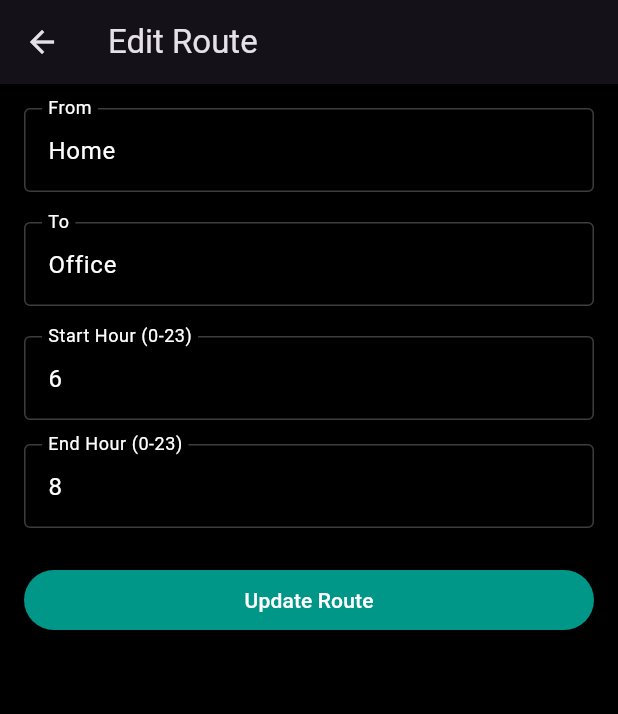
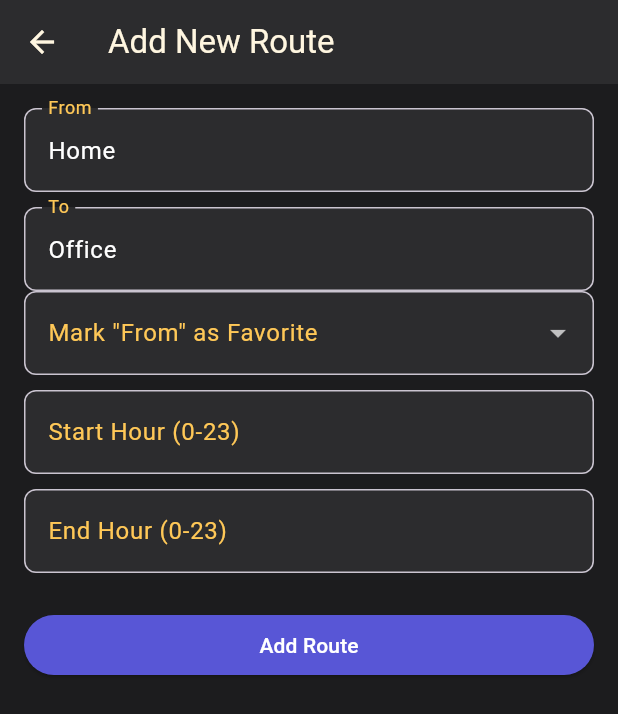
Before and after one commit to jamalb84/rainride, a Flutter app: the screen it shows after launch, after a tap on the "edit" icon, on a phone screen of 412 x 824 dp. Shown: the top 714 px of the screen. Run offline on Flutter 3.47's test engine with Material 3 defaults, Android fonts, the light colour scheme and no system bars; our stand-ins replace flutter_typeahead, shared_preferences; missing offline and left inert: flutter_keyboard_visibility_platform_interface; network calls fail.

Commit message:
changed colors and fix the dropdown location issues

```diff
--- a/lib/add_route_screen.dart
+++ b/lib/add_route_screen.dart
@@ -1,12 +1,13 @@
 import 'package:flutter/material.dart';
 import 'package:flutter_typeahead/flutter_typeahead.dart';
+import 'package:shared_preferences/shared_preferences.dart';
 import 'geocoding_service.dart';
 
 class AddRouteScreen extends StatefulWidget {
   final Map<String, dynamic>? existingRoute;
   final int? routeIndex;
 
-  AddRouteScreen({this.existingRoute, this.routeIndex});
+  const AddRouteScreen({Key? key, this.existingRoute, this.routeIndex}) : super(key: key);
 
   @override
   _AddRouteScreenState createState() => _AddRouteScreenState();
@@ -14,168 +15,222 @@ class AddRouteScreen extends StatefulWidget {
 
 class _AddRouteScreenState extends State<AddRouteScreen> {
   final _formKey = GlobalKey<FormState>();
+  final _fromController = TextEditingController();
+  final _toController = TextEditingController();
 
-  String from = '';
-  String to = '';
-  double? fromLat;
-  double? fromLon;
-  double? toLat;
-  double? toLon;
+  double? lat;
+  double? lon;
   int? startHour;
   int? endHour;
+  String? favoriteLabel;
+
+  Map<String, String> favoritePlaces = {};
 
   @override
   void initState() {
     super.initState();
+    _loadFavorites();
     if (widget.existingRoute != null) {
-      final route = widget.existingRoute!;
-      from = route['from'];
-      to = route['to'];
-      fromLat = route['lat'];
-      fromLon = route['lon'];
-      toLat = route['toLat'];
-      toLon = route['toLon'];
-      startHour = route['startHour'];
-      endHour = route['endHour'];
+      _fromController.text = widget.existingRoute!['from'];
+      _toController.text = widget.existingRoute!['to'];
+      lat = widget.existingRoute!['lat'];
+      lon = widget.existingRoute!['lon'];
+      startHour = widget.existingRoute!['startHour'];
+      endHour = widget.existingRoute!['endHour'];
     }
+  }
+
+  Future<void> _loadFavorites() async {
+    final prefs = await SharedPreferences.getInstance();
+    setState(() {
+      favoritePlaces = {
+        'Home': prefs.getString('fav_home') ?? '',
+        'Office': prefs.getString('fav_office') ?? '',
+        'Gym': prefs.getString('fav_gym') ?? '',
+      }..removeWhere((key, value) => value.isEmpty);
+    });
+  }
+
+  Future<void> _saveFavorite(String label, String location) async {
+    final prefs = await SharedPreferences.getInstance();
+    await prefs.setString('fav_${label.toLowerCase()}', location);
+    _loadFavorites();
   }
 
   @override
   Widget build(BuildContext context) {
-    final inputStyle = InputDecorationTheme(
-      labelStyle: TextStyle(color: Colors.white),
-      enabledBorder: OutlineInputBorder(
-        borderSide: BorderSide(color: Colors.white24),
-      ),
-      focusedBorder: OutlineInputBorder(
-        borderSide: BorderSide(color: Colors.tealAccent),
-      ),
-    );
+    final inputStyle = TextStyle(color: Colors.white);
+    final labelStyle = TextStyle(color: Color(0xFFFFC857)); // racing yellow-orange
 
     return Scaffold(
-      appBar: AppBar(title: Text(widget.existingRoute == null ? 'Add New Route' : 'Edit Route')),
+      backgroundColor: Color(0xFF1C1C1E),
+      appBar: AppBar(
+        backgroundColor: Color(0xFF2C2C2E),
+        title: Text('Add New Route', style: TextStyle(color: Color(0xFFFFF6E0))),
+        iconTheme: IconThemeData(color: Color(0xFFFFF6E0)),
+      ),
       body: Padding(
         padding: const EdgeInsets.all(16.0),
-        child: Theme(
-          data: Theme.of(context).copyWith(inputDecorationTheme: inputStyle),
         child: Form(
           key: _formKey,
           child: ListView(
             children: [
-                TypeAheadFormField<Map<String, dynamic>>(
+              if (favoritePlaces.isNotEmpty) ...[
+                Text('Quick Select Favorite:', style: labelStyle),
+                Wrap(
+                  spacing: 10,
+                  children: favoritePlaces.entries.map((entry) => ActionChip(
+                    label: Text(entry.key),
+                    backgroundColor: Color(0xFF5856D6),
+                    labelStyle: TextStyle(color: Colors.white),
+                    onPressed: () {
+                      setState(() {
+                        _fromController.text = entry.value;
+                      });
+                    },
+                  )).toList(),
+                ),
+                SizedBox(height: 20),
+              ],
+              TypeAheadFormField(
                 textFieldConfiguration: TextFieldConfiguration(
-                    decoration: InputDecoration(labelText: 'From'),
-                    controller: TextEditingController(text: from),
-                    style: TextStyle(color: Colors.white),
+                  controller: _fromController,
+                  style: inputStyle,
+                  decoration: InputDecoration(
+                    labelText: 'From',
+                    labelStyle: labelStyle,
+                    filled: true,
+                    fillColor: Color(0xFF2C2C2E),
+                    border: OutlineInputBorder(borderRadius: BorderRadius.circular(8)),
+                  ),
                 ),
                 suggestionsCallback: (pattern) async {
-                    final geo = GeocodingService();
-                    return await geo.getSuggestions(pattern);
+                  return await GeocodingService().suggestLocations(pattern);
                 },
                 itemBuilder: (context, suggestion) {
                   return ListTile(
-                      title: Text(suggestion['name']),
+                    tileColor: Colors.white,
+                    title: Text(suggestion.toString(), style: TextStyle(color: Colors.black)),
                   );
                 },
-                  onSuggestionSelected: (suggestion) {
-                    setState(() {
-                      from = suggestion['name'];
-                      fromLat = suggestion['lat'];
-                      fromLon = suggestion['lon'];
-                    });
+                onSuggestionSelected: (suggestion) async {
+                  _fromController.text = suggestion.toString();
+                  final coords = await GeocodingService().getCoordinatesFromPlace(suggestion.toString());
+                  if (coords != null) {
+                    lat = coords['lat'];
+                    lon = coords['lon'];
+                  }
                 },
-                  validator: (value) =>
-                  value == null || value.isEmpty ? 'Required' : null,
+                validator: (value) => value!.isEmpty ? 'Required' : null,
               ),
-                SizedBox(height: 20),
-                TypeAheadFormField<Map<String, dynamic>>(
+              SizedBox(height: 10),
+              TypeAheadFormField(
                 textFieldConfiguration: TextFieldConfiguration(
-                    decoration: InputDecoration(labelText: 'To'),
-                    controller: TextEditingController(text: to),
-                    style: TextStyle(color: Colors.white),
+                  controller: _toController,
+                  style: inputStyle,
+                  decoration: InputDecoration(
+                    labelText: 'To',
+                    labelStyle: labelStyle,
+                    filled: true,
+                    fillColor: Color(0xFF2C2C2E),
+                    border: OutlineInputBorder(borderRadius: BorderRadius.circular(8)),
+                  ),
                 ),
                 suggestionsCallback: (pattern) async {
-                    final geo = GeocodingService();
-                    return await geo.getSuggestions(pattern);
+                  return await GeocodingService().suggestLocations(pattern);
                 },
                 itemBuilder: (context, suggestion) {
                   return ListTile(
-                      title: Text(suggestion['name']),
+                    tileColor: Colors.white,
+                    title: Text(suggestion.toString(), style: TextStyle(color: Colors.black)),
                   );
                 },
-                  onSuggestionSelected: (suggestion) {
-                    setState(() {
-                      to = suggestion['name'];
-                      toLat = suggestion['lat'];
-                      toLon = suggestion['lon'];
-                    });
+                onSuggestionSelected: (suggestion) async {
+                  _toController.text = suggestion.toString();
+                  final coords = await GeocodingService().getCoordinatesFromPlace(suggestion.toString());
+                  if (coords != null) {
+                    lat = coords['lat'];
+                    lon = coords['lon'];
+                  }
                 },
-                  validator: (value) =>
-                  value == null || value.isEmpty ? 'Required' : null,
+                validator: (value) => value!.isEmpty ? 'Required' : null,
               ),
-                SizedBox(height: 20),
+              DropdownButtonFormField<String>(
+                decoration: InputDecoration(
+                  labelText: 'Mark "From" as Favorite',
+                  labelStyle: labelStyle,
+                  filled: true,
+                  fillColor: Color(0xFF2C2C2E),
+                  border: OutlineInputBorder(borderRadius: BorderRadius.circular(8)),
+                ),
+                dropdownColor: Color(0xFF2C2C2E),
+                style: inputStyle,
+                items: ['Home', 'Office', 'Gym'].map((label) => DropdownMenuItem(
+                  value: label,
+                  child: Text(label, style: TextStyle(color: Colors.white)),
+                )).toList(),
+                onChanged: (value) {
+                  if (value != null && _fromController.text.isNotEmpty) {
+                    _saveFavorite(value, _fromController.text);
+                  }
+                },
+              ),
+              SizedBox(height: 10),
               TextFormField(
-                  initialValue: startHour?.toString() ?? '',
-                  decoration: InputDecoration(labelText: 'Start Hour (0-23)'),
-                  style: TextStyle(color: Colors.white),
+                decoration: InputDecoration(
+                  labelText: 'Start Hour (0-23)',
+                  labelStyle: labelStyle,
+                  filled: true,
+                  fillColor: Color(0xFF2C2C2E),
+                  border: OutlineInputBorder(borderRadius: BorderRadius.circular(8)),
+                ),
+                style: inputStyle,
                 keyboardType: TextInputType.number,
                 onSaved: (value) => startHour = int.tryParse(value ?? ''),
                 validator: (value) {
                   final val = int.tryParse(value ?? '');
-                    return (val == null || val < 0 || val > 23)
-                        ? 'Enter hour (0-23)'
-                        : null;
+                  return (val == null || val < 0 || val > 23) ? 'Enter hour (0-23)' : null;
                 },
               ),
-                SizedBox(height: 16),
+              SizedBox(height: 10),
               TextFormField(
-                  initialValue: endHour?.toString() ?? '',
-                  decoration: InputDecoration(labelText: 'End Hour (0-23)'),
-                  style: TextStyle(color: Colors.white),
+                decoration: InputDecoration(
+                  labelText: 'End Hour (0-23)',
+                  labelStyle: labelStyle,
+                  filled: true,
+                  fillColor: Color(0xFF2C2C2E),
+                  border: OutlineInputBorder(borderRadius: BorderRadius.circular(8)),
+                ),
+                style: inputStyle,
                 keyboardType: TextInputType.number,
                 onSaved: (value) => endHour = int.tryParse(value ?? ''),
                 validator: (value) {
                   final val = int.tryParse(value ?? '');
-                    return (val == null || val < 0 || val > 23)
-                        ? 'Enter hour (0-23)'
-                        : null;
+                  return (val == null || val < 0 || val > 23) ? 'Enter hour (0-23)' : null;
                 },
               ),
               SizedBox(height: 24),
               ElevatedButton(
                 style: ElevatedButton.styleFrom(
+                  backgroundColor: Color(0xFF5856D6), // sporty blue-purple
                   foregroundColor: Colors.white,
-                    backgroundColor: Colors.teal,
                 ),
+                child: Text('Add Route'),
                 onPressed: () {
                   if (_formKey.currentState!.validate()) {
                     _formKey.currentState!.save();
-                      if (fromLat == null || fromLon == null || toLat == null || toLon == null) {
-                        ScaffoldMessenger.of(context).showSnackBar(
-                          SnackBar(content: Text('Please select locations from suggestions')),
-                        );
-                        return;
-                      }
-
                     Navigator.pop(context, {
-                        'index': widget.routeIndex,
-                        'data': {
-                          'from': from,
-                          'to': to,
-                          'lat': fromLat,
-                          'lon': fromLon,
-                          'toLat': toLat,
-                          'toLon': toLon,
+                      'from': _fromController.text,
+                      'to': _toController.text,
+                      'lat': lat,
+                      'lon': lon,
                       'startHour': startHour,
                       'endHour': endHour,
-                        }
                     });
                   }
                 },
-                  child: Text(widget.existingRoute == null ? 'Add Route' : 'Update Route'),
-                ),
+              )
             ],
-            ),
           ),
         ),
       ),
--- a/lib/main.dart
+++ b/lib/main.dart
@@ -1,6 +1,6 @@
 import 'package:flutter/material.dart';
 import 'add_route_screen.dart';
-import 'route_weather_service.dart';
+import 'weather_service.dart';
 
 void main() {
   runApp(RainRideApp());
@@ -23,60 +23,85 @@ class RainRideApp extends StatelessWidget {
 
 class HomeScreen extends StatefulWidget {
   @override
-  State<HomeScreen> createState() => _HomeScreenState();
+  _HomeScreenState createState() => _HomeScreenState();
 }
 
 class _HomeScreenState extends State<HomeScreen> {
-  final List<Map<String, dynamic>> routes = [
+  List<Map<String, dynamic>> routes = [
     {
       'from': 'Home',
       'to': 'Office',
       'lat': 3.1390,
       'lon': 101.6869,
-      'toLat': 3.0738,
-      'toLon': 101.5183,
       'startHour': 6,
       'endHour': 8,
     },
     {
       'from': 'Home',
       'to': 'Gym',
-      'lat': 3.1200,
-      'lon': 101.7000,
-      'toLat': 3.0433,
-      'toLon': 101.5806,
+      'lat': 3.1215,
+      'lon': 101.6731,
       'startHour': 17,
       'endHour': 18,
     },
   ];
+
+  void _addRoute(Map<String, dynamic> newRoute, {int? routeIndex}) {
+    setState(() {
+      if (routeIndex != null) {
+        routes[routeIndex] = newRoute;
+      } else {
+        routes.add(newRoute);
+      }
+    });
+  }
+
+  void _editRoute(int index) async {
+    final updatedRoute = await Navigator.push(
+      context,
+      MaterialPageRoute(
+        builder: (context) => AddRouteScreen(
+          existingRoute: routes[index],
+          routeIndex: index,
+        ),
+      ),
+    );
+
+    if (updatedRoute != null) {
+      _addRoute(updatedRoute, routeIndex: index);
+    }
+  }
+
+  void _deleteRoute(int index) {
+    setState(() {
+      routes.removeAt(index);
+    });
+  }
 
   @override
   Widget build(BuildContext context) {
     return Scaffold(
       appBar: AppBar(title: Text('RainRide')),
       body: ListView.builder(
-        padding: EdgeInsets.all(16),
         itemCount: routes.length,
         itemBuilder: (context, index) {
           final route = routes[index];
           return Card(
             color: Colors.grey[900],
+            margin: EdgeInsets.symmetric(horizontal: 16, vertical: 8),
             child: ListTile(
               title: Text('${route['from']} → ${route['to']}'),
               subtitle: Text('Time: ${route['startHour']}:00 - ${route['endHour']}:00'),
               trailing: Row(
                 mainAxisSize: MainAxisSize.min,
                 children: [
-                  ElevatedButton(
-                    style: ElevatedButton.styleFrom(backgroundColor: Colors.teal),
-                    child: Text('Check'),
+                  IconButton(
+                    icon: Icon(Icons.check),
                     onPressed: () async {
-                      final weatherService = RouteWeatherService();
-                      final result = await weatherService.checkRainAlongRoute(
-                        fromLat: route['lat'],
-                        fromLon: route['lon'],
-                        toLat: route['toLat'],
-                        toLon: route['toLon'],
+                      final weatherService = WeatherService();
+                      final rainExpected = await weatherService.willItRain(
+                        lat: route['lat'],
+                        lon: route['lon'],
                         startHour: route['startHour'],
                         endHour: route['endHour'],
                       );
@@ -85,39 +110,22 @@ class _HomeScreenState extends State<HomeScreen> {
                         context: context,
                         builder: (_) => AlertDialog(
                           title: Text('Rain Forecast'),
-                          content: Text('Route Status: $result'),
+                          content: Text(
+                            rainExpected
+                                ? 'Rain is expected on your way to ${route['to']}.'
+                                : 'No rain expected on your way to ${route['to']}.',
+                          ),
                         ),
                       );
                     },
                   ),
-                  SizedBox(width: 8),
                   IconButton(
-                    icon: Icon(Icons.edit, color: Colors.white),
-                    onPressed: () async {
-                      final result = await Navigator.push(
-                        context,
-                        MaterialPageRoute(
-                          builder: (context) => AddRouteScreen(
-                            existingRoute: route,
-                            routeIndex: index,
-                          ),
-                        ),
-                      );
-
-                      if (result != null && result['data'] != null) {
-                        setState(() {
-                          routes[result['index']] = result['data'];
-                        });
-                      }
-                    },
+                    icon: Icon(Icons.edit),
+                    onPressed: () => _editRoute(index),
                   ),
                   IconButton(
-                    icon: Icon(Icons.delete, color: Colors.redAccent),
-                    onPressed: () {
-                      setState(() {
-                        routes.removeAt(index);
-                      });
-                    },
+                    icon: Icon(Icons.delete),
+                    onPressed: () => _deleteRoute(index),
                   ),
                 ],
               ),
@@ -126,20 +134,17 @@ class _HomeScreenState extends State<HomeScreen> {
         },
       ),
       floatingActionButton: FloatingActionButton(
+        child: Icon(Icons.add),
         onPressed: () async {
           final newRoute = await Navigator.push(
             context,
             MaterialPageRoute(builder: (context) => AddRouteScreen()),
           );
 
-          if (newRoute != null && newRoute['data'] != null) {
-            setState(() {
-              routes.add(newRoute['data']);
-            });
+          if (newRoute != null) {
+            _addRoute(newRoute);
           }
         },
-        child: Icon(Icons.add),
-        backgroundColor: Colors.teal,
       ),
     );
   }
--- a/pubspec.yaml
+++ b/pubspec.yaml
@@ -14,6 +14,7 @@ dependencies:
   flutter_keyboard_visibility:
     path: flutter_keyboard_visibility
   cupertino_icons: ^1.0.2
+  shared_preferences: ^2.2.2
 
 dependency_overrides:
   flutter_keyboard_visibility:
```
Also changed, not shown: lib/geocoding_service.dart (+18 -27 lines), pubspec.lock, 1 other file. Lines whose indentation alone changed are shown as unchanged.
